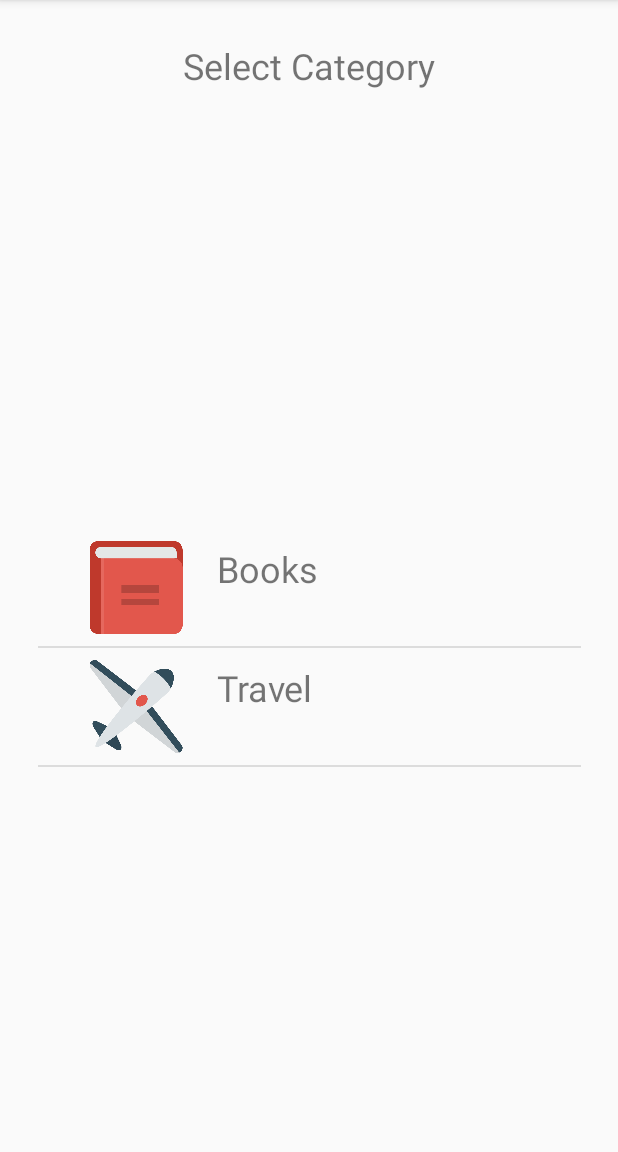
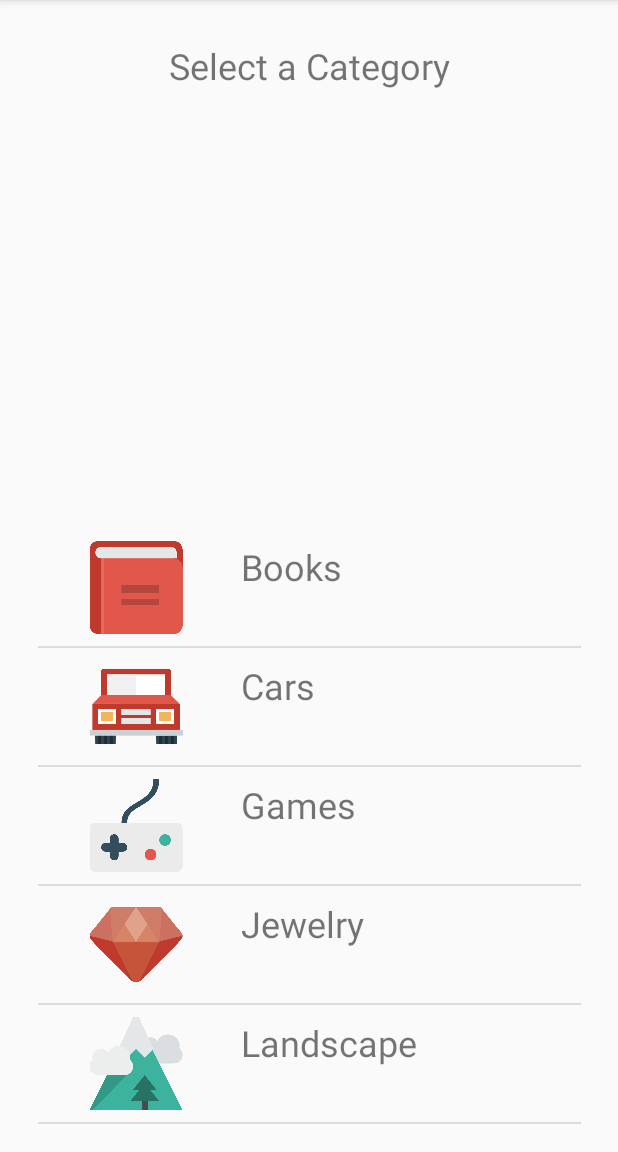
Before and after one commit to IsaacSec/FlickrCopy, an Android app: the screen it shows after launch (MainActivity), on a phone screen of 412 x 824 dp, the part 84-1236 px from its top. Run offline under Robolectric (Android 15) with nearby library versions, the phone set to English and light mode, and no system bars.

Commit message:
Transition between Main and Gallery

```diff
--- a/app/build.gradle
+++ b/app/build.gradle
@@ -26,6 +26,6 @@ dependencies {
     })
     compile 'com.android.support:appcompat-v7:26.+'
     compile 'com.android.support.constraint:constraint-layout:1.0.2'
+    compile 'com.squareup.okhttp3:okhttp:3.8.1'
     testCompile 'junit:junit:4.12'
-    compile 'com.squareup.okhttp3:okhttp:3.8.1'
 }
--- a/app/src/main/AndroidManifest.xml
+++ b/app/src/main/AndroidManifest.xml
@@ -16,6 +16,7 @@
                 <category android:name="android.intent.category.LAUNCHER" />
             </intent-filter>
         </activity>
+        <activity android:name=".GalleryActivity"></activity>
     </application>
 
 </manifest>
--- a/app/src/main/java/com/example/isaac/flickrcopy/MainActivity.java
+++ b/app/src/main/java/com/example/isaac/flickrcopy/MainActivity.java
@@ -1,10 +1,14 @@
 package com.example.isaac.flickrcopy;
 
-import android.graphics.drawable.Drawable;
+import android.content.Intent;
+import android.support.constraint.ConstraintLayout;
 import android.support.v7.app.AppCompatActivity;
 import android.os.Bundle;
+import android.view.View;
+import android.widget.AdapterView;
 import android.widget.ArrayAdapter;
 import android.widget.ListView;
+import android.widget.TextView;
 
 import java.util.ArrayList;
 
@@ -27,6 +31,14 @@ public class MainActivity extends AppCompatActivity {
         ArrayList<CategoryRow> categories = new ArrayList<>();
 
         categories.add(new CategoryRow(this,"Books"));
+        categories.add(new CategoryRow(this, "Cars"));
+        categories.add(new CategoryRow(this, "Games"));
+        categories.add(new CategoryRow(this, "Jewelry"));
+        categories.add(new CategoryRow(this, "Landscape"));
+        categories.add(new CategoryRow(this, "Love"));
+        categories.add(new CategoryRow(this, "Movies"));
+        categories.add(new CategoryRow(this, "Music"));
+        categories.add(new CategoryRow(this, "Technology"));
         categories.add(new CategoryRow(this, "Travel"));
 
         return categories;
@@ -37,5 +49,19 @@ public class MainActivity extends AppCompatActivity {
 
         ArrayAdapter<CategoryRow> adapter = new CategoryAdapter(this, getCategories());
         categories.setAdapter(adapter);
+
+        categories.setOnItemClickListener(new AdapterView.OnItemClickListener() {
+            @Override
+            public void onItemClick(AdapterView<?> adapterView, View view, int i, long l) {
+                ConstraintLayout layout = (ConstraintLayout) view;
+                TextView tv = layout.findViewById(R.id.categoryText);
+                String selected = ""+tv.getText();
+
+                Intent galleryActivity = new Intent(MainActivity.this, GalleryActivity.class);
+                galleryActivity.putExtra("category", selected);
+                System.out.println(selected);
+                startActivity(galleryActivity);
+            }
+        });
     }
 }
--- a/app/src/main/res/layout/activity_main.xml
+++ b/app/src/main/res/layout/activity_main.xml
@@ -8,18 +8,19 @@
 
 
     <TextView
-        android:layout_width="183dp"
-        android:layout_height="38dp"
+        android:layout_width="202dp"
+        android:layout_height="39dp"
         android:layout_marginLeft="8dp"
         android:layout_marginRight="8dp"
         android:layout_marginTop="27dp"
-        android:text="Select Category"
+        android:text="Select a Category"
         android:textAlignment="center"
         android:textSize="24sp"
         app:layout_constraintHorizontal_bias="0.502"
         app:layout_constraintLeft_toLeftOf="parent"
         app:layout_constraintRight_toRightOf="parent"
-        app:layout_constraintTop_toTopOf="parent" />
+        app:layout_constraintTop_toTopOf="parent"
+        tools:layout_editor_absoluteX="82dp" />
 
     <ListView
         android:id="@+id/lvCategories"
--- a/app/src/main/res/layout/category_row.xml
+++ b/app/src/main/res/layout/category_row.xml
@@ -7,8 +7,8 @@
 
     <TextView
         android:id="@+id/categoryText"
-        android:layout_width="242dp"
-        android:layout_height="58dp"
+        android:layout_width="215dp"
+        android:layout_height="61dp"
         android:text="TextView"
         android:textAlignment="viewStart"
         android:textSize="24sp"
@@ -17,7 +17,7 @@
         app:layout_constraintBottom_toBottomOf="parent"
         android:layout_marginBottom="8dp"
         app:layout_constraintLeft_toRightOf="@+id/categoryIcon"
-        android:layout_marginLeft="20dp" />
+        android:layout_marginLeft="36dp" />
 
     <ImageView
         android:id="@+id/categoryIcon"
```
Also changed, not shown: app/src/main/java/com/example/isaac/flickrcopy/GalleryActivity.java (added, +26 -0 lines), app/src/main/res/layout/activity_gallery.xml (added, +22 -0 lines), app/src/main/assets/Cars.png (added), app/src/main/assets/Games.png (added), app/src/main/assets/Jewelry.png (added), app/src/main/assets/Landscape.png (added), app/src/main/assets/Love.png (added), app/src/main/assets/Movies.png (added), app/src/main/assets/Music.png (added), app/src/main/assets/Technology.png (added).
